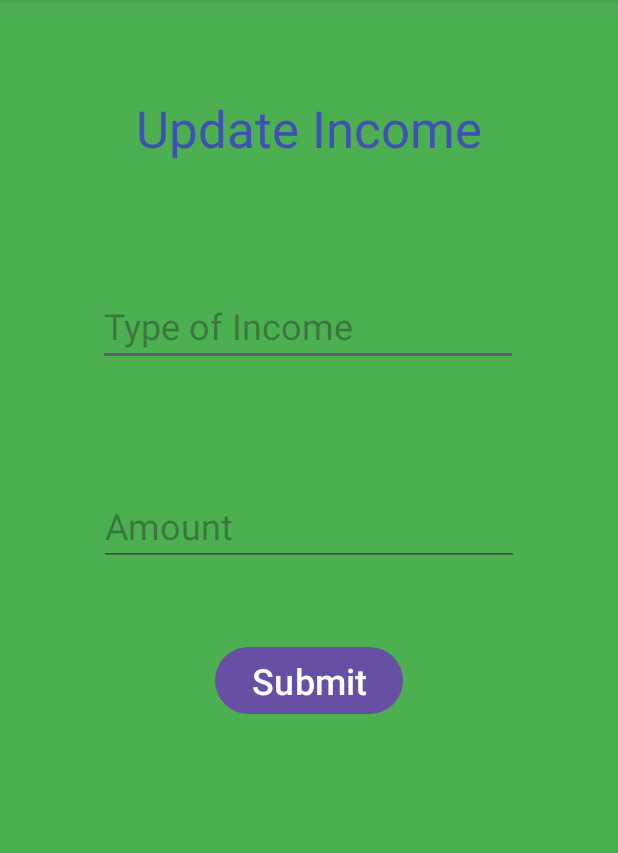
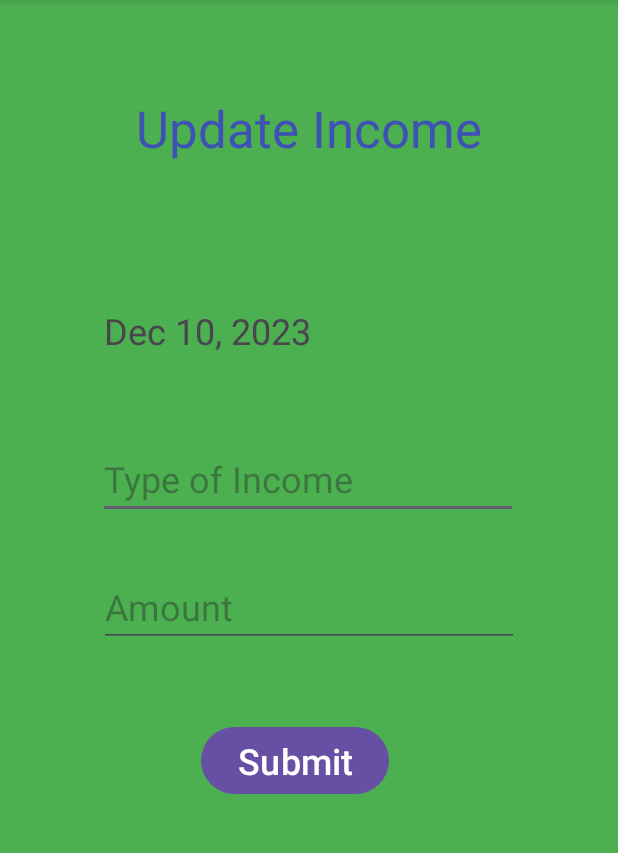
Before and after one commit to AnupHowlader247/CATTLE_LEDGER, an Android app: the IncomeActivity screen opened directly, with no data from a screen before it, on a phone screen of 412 x 824 dp, the part 96-949 px from its top. Run offline under Robolectric (Android 15) with nearby library versions, the phone set to English and light mode, and no system bars; our stand-ins replace Firebase (no records; nobody signed in at launch, a user with empty details on screens opened directly).

Commit message:
date added

```diff
--- a/app/src/main/java/com/example/myapplication/IncomeActivity.java
+++ b/app/src/main/java/com/example/myapplication/IncomeActivity.java
@@ -8,6 +8,7 @@ import android.os.Bundle;
 import android.view.View;
 import android.widget.Button;
 import android.widget.EditText;
+import android.widget.TextView;
 import android.widget.Toast;
 
 import com.google.android.gms.tasks.OnFailureListener;
@@ -15,11 +16,14 @@ import com.google.android.gms.tasks.OnSuccessListener;
 import com.google.firebase.auth.FirebaseAuth;
 import com.google.firebase.database.FirebaseDatabase;
 
+import java.text.DateFormat;
+import java.util.Calendar;
 import java.util.HashMap;
 import java.util.Map;
 
 public class IncomeActivity extends AppCompatActivity {
     EditText Inocmetype,Amount;
+    TextView Date;
     FirebaseAuth mAuth;
     Button btnsub;
 
@@ -32,12 +36,17 @@ public class IncomeActivity extends AppCompatActivity {
         Amount = findViewById(R.id.amountOfincome);
         btnsub = findViewById(R.id.btnIncome);
         mAuth = FirebaseAuth.getInstance();
+        Date = findViewById(R.id.Idate);
+        Calendar calendar = Calendar.getInstance();
+        String currentDate = DateFormat.getDateInstance().format(calendar.getTime());
+        Date.setText(currentDate);
         btnsub.setOnClickListener(new View.OnClickListener() {
             @Override
             public void onClick(View view) {
                 Map<String,Object> map1 = new HashMap<>();
                 map1.put("type",Inocmetype.getText().toString());
                 map1.put("amount",Amount.getText().toString());
+                map1.put("ICdate",Date.getText().toString());
 
                 FirebaseDatabase.getInstance().getReference().child("users").child(mAuth.getCurrentUser().getUid().toString()).child("income").push().setValue(map1)
                         .addOnSuccessListener(new OnSuccessListener<Void>() {
--- a/app/src/main/res/layout/activity_income.xml
+++ b/app/src/main/res/layout/activity_income.xml
@@ -28,37 +28,37 @@
         android:id="@+id/typeofIncome"
         android:layout_width="wrap_content"
         android:layout_height="wrap_content"
-        android:layout_marginBottom="516dp"
+        android:layout_marginTop="56dp"
         android:ems="10"
         android:hint="Type of Income"
         android:inputType="text"
         android:textSize="24sp"
         app:layout_constraintBottom_toBottomOf="parent"
         app:layout_constraintEnd_toEndOf="parent"
-        app:layout_constraintHorizontal_bias="0.497"
+        app:layout_constraintHorizontal_bias="0.496"
         app:layout_constraintStart_toStartOf="parent"
-        app:layout_constraintTop_toBottomOf="@+id/textView2"
-        app:layout_constraintVertical_bias="1.0" />
+        app:layout_constraintTop_toBottomOf="@+id/Idate"
+        app:layout_constraintVertical_bias="0.0" />
 
     <Button
         android:id="@+id/btnIncome"
         android:layout_width="wrap_content"
         android:layout_height="wrap_content"
-        android:layout_marginBottom="272dp"
         android:text="Submit"
         android:textSize="24sp"
         app:layout_constraintBottom_toBottomOf="parent"
         app:layout_constraintEnd_toEndOf="parent"
+        app:layout_constraintHorizontal_bias="0.468"
         app:layout_constraintStart_toStartOf="parent"
         app:layout_constraintTop_toBottomOf="@+id/amountOfincome"
-        app:layout_constraintVertical_bias="0.859" />
+        app:layout_constraintVertical_bias="0.179" />
 
     <EditText
         android:id="@+id/amountOfincome"
         android:layout_width="wrap_content"
         android:layout_height="wrap_content"
         android:layout_marginStart="101dp"
-        android:layout_marginTop="80dp"
+        android:layout_marginTop="32dp"
         android:layout_marginEnd="101dp"
         android:ems="10"
         android:hint="Amount"
@@ -66,9 +66,24 @@
         android:textSize="24sp"
         app:layout_constraintBottom_toBottomOf="parent"
         app:layout_constraintEnd_toEndOf="parent"
+        app:layout_constraintHorizontal_bias="0.507"
         app:layout_constraintStart_toStartOf="parent"
         app:layout_constraintTop_toBottomOf="@+id/typeofIncome"
         app:layout_constraintVertical_bias="0.0" />
 
+    <TextView
+        android:id="@+id/Idate"
+        android:layout_width="275dp"
+        android:layout_height="wrap_content"
+        android:layout_marginTop="96dp"
+        android:text="Date"
+        android:textSize="24sp"
+        app:layout_constraintBottom_toBottomOf="parent"
+        app:layout_constraintEnd_toEndOf="parent"
+        app:layout_constraintHorizontal_bias="0.507"
+        app:layout_constraintStart_toStartOf="parent"
+        app:layout_constraintTop_toBottomOf="@+id/textView2"
+        app:layout_constraintVertical_bias="0.0" />
+
 
 </androidx.constraintlayout.widget.ConstraintLayout>
```
Also changed, not shown: app/src/main/java/com/example/myapplication/ExpenseActivity.java (+10 -0 lines), app/src/main/res/layout/activity_expense.xml (+17 -4 lines).
